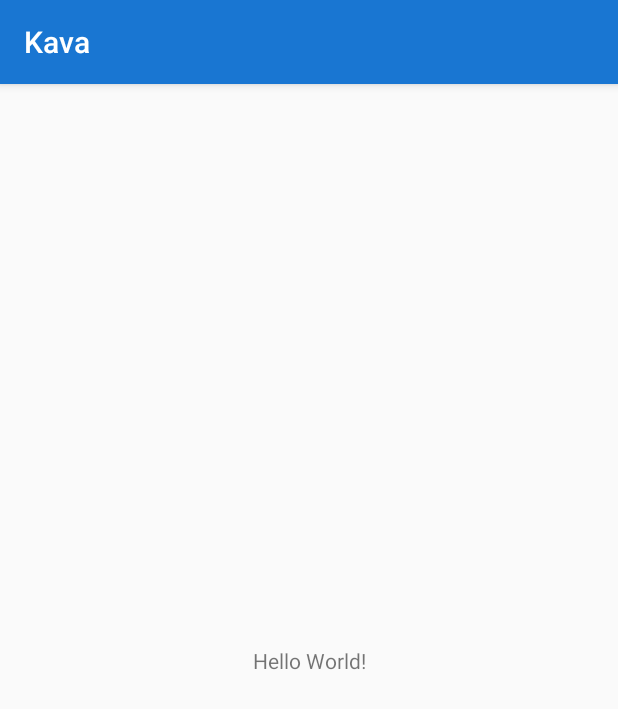
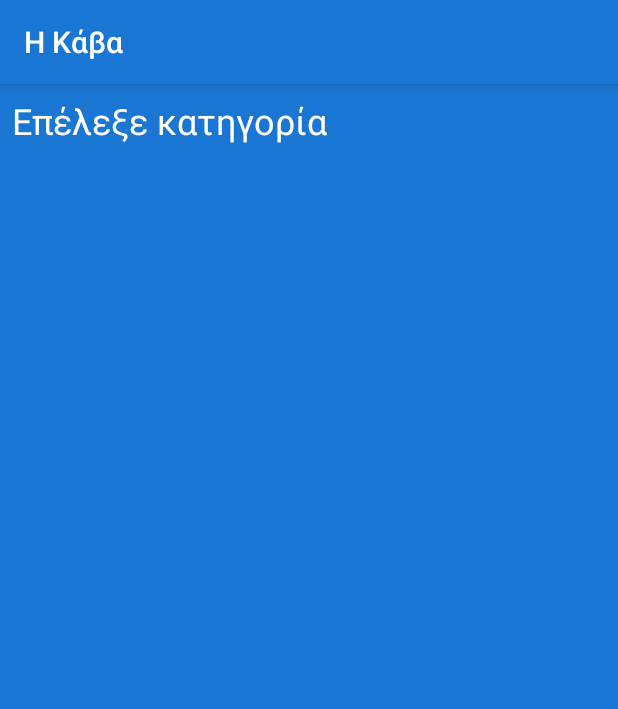
Before and after one commit to themeliskalomoiros/Kava, an Android app: the screen it shows after launch (MainActivity), on a phone screen of 412 x 824 dp. Shown: the top 709 px of the screen. Run offline under Robolectric (Android 15) with nearby library versions, the phone set to English and light mode, and no system bars.

Commit message:
draw activity_main.xml

```diff
--- a/app/src/main/res/layout/activity_main.xml
+++ b/app/src/main/res/layout/activity_main.xml
@@ -4,15 +4,34 @@
     xmlns:tools="http://schemas.android.com/tools"
     android:layout_width="match_parent"
     android:layout_height="match_parent"
+    android:background="@color/colorPrimary"
     tools:context=".MainActivity">
 
     <TextView
+        android:id="@+id/textView"
         android:layout_width="wrap_content"
         android:layout_height="wrap_content"
-        android:text="Hello World!"
-        app:layout_constraintBottom_toBottomOf="parent"
-        app:layout_constraintLeft_toLeftOf="parent"
-        app:layout_constraintRight_toRightOf="parent"
+        android:layout_marginStart="8dp"
+        android:layout_marginLeft="8dp"
+        android:layout_marginTop="8dp"
+        android:text="@string/choose_category"
+        android:textColor="@color/primaryTextColor"
+        android:textSize="@dimen/main_label"
+        app:layout_constraintStart_toStartOf="parent"
         app:layout_constraintTop_toTopOf="parent" />
 
+    <ListView
+        android:layout_width="0dp"
+        android:layout_height="0dp"
+        android:layout_marginStart="8dp"
+        android:layout_marginLeft="8dp"
+        android:layout_marginTop="8dp"
+        android:layout_marginEnd="8dp"
+        android:layout_marginRight="8dp"
+        android:layout_marginBottom="8dp"
+        app:layout_constraintBottom_toBottomOf="parent"
+        app:layout_constraintEnd_toEndOf="parent"
+        app:layout_constraintStart_toStartOf="parent"
+        app:layout_constraintTop_toBottomOf="@+id/textView"></ListView>
+
 </androidx.constraintlayout.widget.ConstraintLayout>
--- /dev/null
+++ b/app/src/main/res/values/dimens.xml
@@ -0,0 +1,4 @@
+<?xml version="1.0" encoding="utf-8"?>
+<resources>
+    <dimen name="main_label">24sp</dimen>
+</resources>
--- a/app/src/main/res/values/strings.xml
+++ b/app/src/main/res/values/strings.xml
@@ -1,3 +1,4 @@
 <resources>
-    <string name="app_name">Kava</string>
+    <string name="app_name">Η Κάβα</string>
+    <string name="choose_category">Επέλεξε κατηγορία</string>
 </resources>
```
